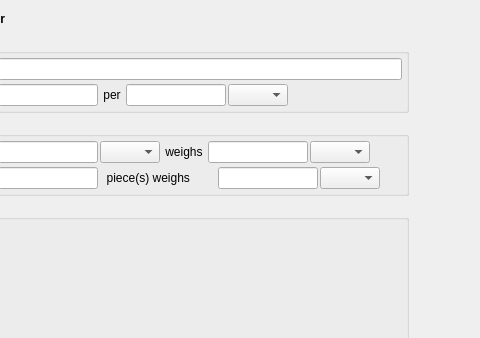
First picture: the form in app/ingredient_editor.ui, repository JamesAIzzard/codiet, before the edit; both pictures show x 95 to 575 and y 0 to 338 of the 812 by 681 pixel window.
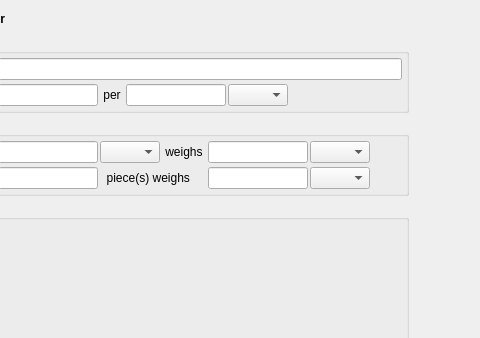
Second picture: the form after the edit. Custom widgets are drawn as their Qt base class.

Commit message: Implements CoDietComboBox to augment std combobox.

The edit to the form file:
```diff
--- a/app/ingredient_editor.ui
+++ b/app/ingredient_editor.ui
@@ -97,6 +97,12 @@
           <verstretch>0</verstretch>
          </sizepolicy>
         </property>
+        <property name="minimumSize">
+         <size>
+          <width>500</width>
+          <height>0</height>
+         </size>
+        </property>
         <property name="maximumSize">
          <size>
           <width>500</width>
@@ -563,10 +569,16 @@
                 <widget class="QLabel" name="label_7">
                  <property name="minimumSize">
                   <size>
-                   <width>116</width>
+                   <width>106</width>
                    <height>0</height>
                   </size>
                  </property>
+                 <property name="maximumSize">
+                  <size>
+                   <width>106</width>
+                   <height>16777215</height>
+                  </size>
+                 </property>
                  <property name="text">
                   <string>  piece(s) weighs </string>
                  </property>
@@ -944,6 +956,11 @@
    <header>app/search_widget_view.h</header>
    <container>1</container>
   </customwidget>
+  <customwidget>
+   <class>CodietComboBox</class>
+   <extends>QComboBox</extends>
+   <header>app/codiet_combobox.h</header>
+  </customwidget>
  </customwidgets>
  <resources/>
  <connections/>
```
Left out of the diff: 8 changed lines with no effect on the pictures. The commit also changes 9 other files.
